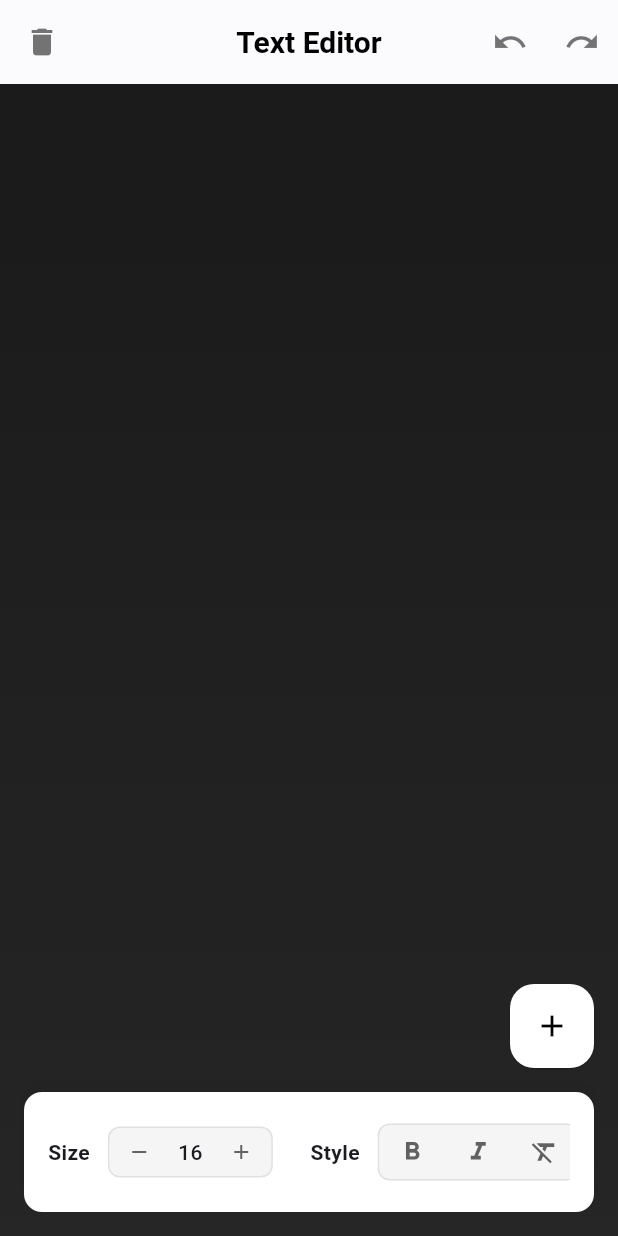
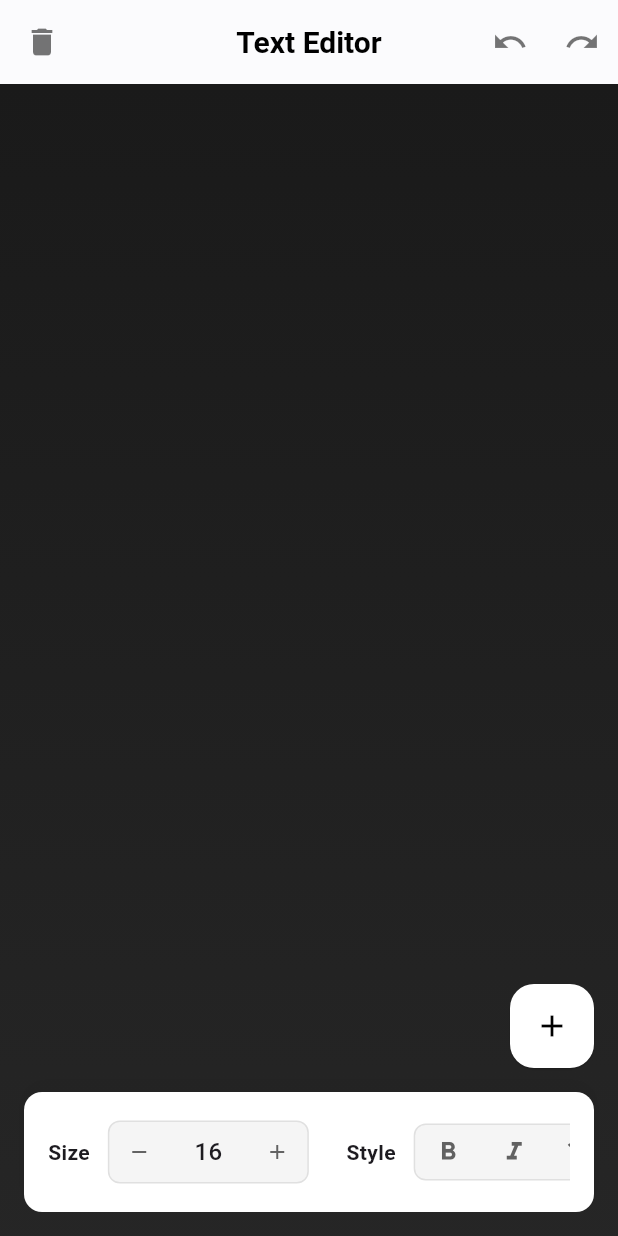
Before and after one commit to may-tas/TextEditingApp, a Flutter app: the screen it shows after launch, on a phone screen of 412 x 824 dp. Run offline on Flutter 3.47's test engine with Material 3 defaults, Android fonts, the phone set to English and light mode, and no system bars; our stand-ins replace flutter_bloc.

Commit message:
Refactor: Replace font size controls with a stateful widget and a wheel for improved user interaction

```diff
--- a/lib/ui/widgets/font_controls.dart
+++ b/lib/ui/widgets/font_controls.dart
@@ -59,49 +59,123 @@ class FontControls extends StatelessWidget {
             borderRadius: BorderRadius.circular(8),
             border: Border.all(color: Colors.grey[300]!),
           ),
-          child: Row(
+          child: StatefulBuilder(
+            builder: (context, setState) {
+              final state = context.watch<CanvasCubit>().state;
+              final selectedIndex = _getSelectedTextIndex(state);
+              final currentFontSize = _getCurrentFontSize(state, selectedIndex);
+              final controller = FixedExtentScrollController(
+                initialItem: (currentFontSize - 8).clamp(0, 70),
+              );
+
+              return Row(
                 mainAxisSize: MainAxisSize.min,
                 children: [
                   _buildSizeButton(
                     context: context,
                     icon: Icons.remove,
-                onPressed: () => _changeFontSize(context, decrease: true),
+                    onPressed: selectedIndex != null
+                        ? () => _changeFontSizeWithStep(
+                              context,
+                              controller,
+                              selectedIndex,
+                              currentFontSize,
+                              -2,
+                            )
+                        : null,
                   ),
-              BlocBuilder<CanvasCubit, CanvasState>(
-                builder: (context, state) {
-                  final fontSize = state.textItems.isNotEmpty
-                      ? state.textItems.last.fontSize.round()
-                      : 16;
-                  return InkWell(
-                    onTap: () => {
-                      if (state.textItems.isNotEmpty) {
-                        _handleFontDialog(context, fontSize),
+                  _buildFontSizeWheel(
+                    context,
+                    controller,
+                    selectedIndex,
+                  ),
+                  _buildSizeButton(
+                    context: context,
+                    icon: Icons.add,
+                    onPressed: selectedIndex != null
+                        ? () => _changeFontSizeWithStep(
+                              context,
+                              controller,
+                              selectedIndex,
+                              currentFontSize,
+                              2,
+                            )
+                        : null,
+                  ),
+                ],
+              );
+            },
+          ),
+        ),
+      ],
+    );
+  }
+
+  int? _getSelectedTextIndex(CanvasState state) {
+    return state.textItems.isNotEmpty ? state.textItems.length - 1 : null;
+  }
+
+  int _getCurrentFontSize(CanvasState state, int? selectedIndex) {
+    if (selectedIndex != null) {
+      return state.textItems[selectedIndex].fontSize.round();
+    }
+    return 16;
+  }
+
+  void _changeFontSizeWithStep(
+    BuildContext context,
+    FixedExtentScrollController controller,
+    int selectedIndex,
+    int currentSize,
+    int step,
+  ) {
+    final newSize = (currentSize + step).clamp(8, 78);
+    controller.jumpToItem((newSize - 8).clamp(0, 70));
+    context
+        .read<CanvasCubit>()
+        .changeFontSize(selectedIndex, newSize.toDouble());
+  }
+
+  Widget _buildFontSizeWheel(
+    BuildContext context,
+    FixedExtentScrollController controller,
+    int? selectedIndex,
+  ) {
+    return SizedBox(
+      height: 40,
+      width: 60,
+      child: ListWheelScrollView.useDelegate(
+        itemExtent: 32,
+        diameterRatio: 1.2,
+        perspective: 0.003,
+        controller: controller,
+        physics: selectedIndex == null
+            ? const NeverScrollableScrollPhysics()
+            : const FixedExtentScrollPhysics(),
+        onSelectedItemChanged: (index) {
+          if (selectedIndex != null) {
+            final newSize = 8 + index;
+            context
+                .read<CanvasCubit>()
+                .changeFontSize(selectedIndex, newSize.toDouble());
           }
         },
-                    child: Container(
-                      constraints: const BoxConstraints(minWidth: 36),
-                      padding: const EdgeInsets.symmetric(horizontal: 8),
+        childDelegate: ListWheelChildBuilderDelegate(
+          childCount: 71,
+          builder: (context, index) {
+            final size = 8 + index;
+            return Center(
               child: Text(
-                        '$fontSize',
-                        textAlign: TextAlign.center,
+                '$size',
                 style: const TextStyle(
+                  fontSize: 16,
                   fontWeight: FontWeight.w500,
-                          fontSize: 14,
-                        ),
                 ),
               ),
             );
           },
         ),
-              _buildSizeButton(
-                context: context,
-                icon: Icons.add,
-                onPressed: () => _changeFontSize(context, decrease: false),
       ),
-            ],
-          ),
-        ),
-      ],
     );
   }
 
@@ -154,7 +228,7 @@ class FontControls extends StatelessWidget {
   Widget _buildSizeButton({
     required BuildContext context,
     required IconData icon,
-    required VoidCallback onPressed,
+    required VoidCallback? onPressed,
   }) {
     return Material(
       color: Colors.transparent,
@@ -315,62 +389,6 @@ class FontControls extends StatelessWidget {
     );
   }
 
-  void _handleFontDialog(BuildContext context, int currentSize) {
-
-    final parentContext = context;
-    showDialog(
-      context: parentContext,
-      builder: (dialogContext) {
-        double sliderValue = currentSize.toDouble();
-
-        return StatefulBuilder(
-          builder: (dialogContext, setState) {
-            return AlertDialog(
-              title: const Text('Change Font Size'),
-              content: SizedBox(
-                width: 200,
-                child: Column(
-                  mainAxisSize: MainAxisSize.min,
-                  children: [
-                    Text('Current Size: ${sliderValue.round()}'),
-                    Slider(
-                      value: sliderValue,
-                      min: 8,
-                      max: 72,
-                      divisions: 32,
-                      label: sliderValue.round().toString(),
-                      onChanged: (value) {
-                        setState(() => sliderValue = value);
-                        _onValueChanged(parentContext, value);
-                      },
-                    ),
-                  ],
-                ),
-              ),
-              actions: [
-                TextButton(
-                  onPressed: () => Navigator.pop(dialogContext),
-                  child: const Text('Close'),
-                ),
-              ],
-            );
-          },
-        );
-      },
-    );
-  }
-
-  void _onValueChanged(BuildContext context, double value) {
-    final selectedIndex =
-        context.read<CanvasCubit>().state.textItems.length - 1;
-    if (selectedIndex >= 0) {
-      context.read<CanvasCubit>().changeFontSize(
-            selectedIndex,
-            value.roundToDouble(),
-          );
-    }
-  }
-
   void _changeFontStyle(BuildContext context, FontStyle fontStyle) {
     final selectedIndex =
         context.read<CanvasCubit>().state.textItems.length - 1;
@@ -400,20 +418,6 @@ class FontControls extends StatelessWidget {
     }
   }
 
-  void _changeFontSize(BuildContext context, {required bool decrease}) {
-    final selectedIndex =
-        context.read<CanvasCubit>().state.textItems.length - 1;
-    if (selectedIndex >= 0) {
-      final currentSize =
-          context.read<CanvasCubit>().state.textItems[selectedIndex].fontSize;
-      final newSize = decrease ? currentSize - 2 : currentSize + 2;
-      context.read<CanvasCubit>().changeFontSize(
-            selectedIndex,
-            newSize,
-          );
-    }
-  }
-
   void _changeFontFamily(BuildContext context, String? fontFamily) {
     if (fontFamily != null) {
       final selectedIndex =
```
Lines whose indentation alone changed are shown as unchanged.
